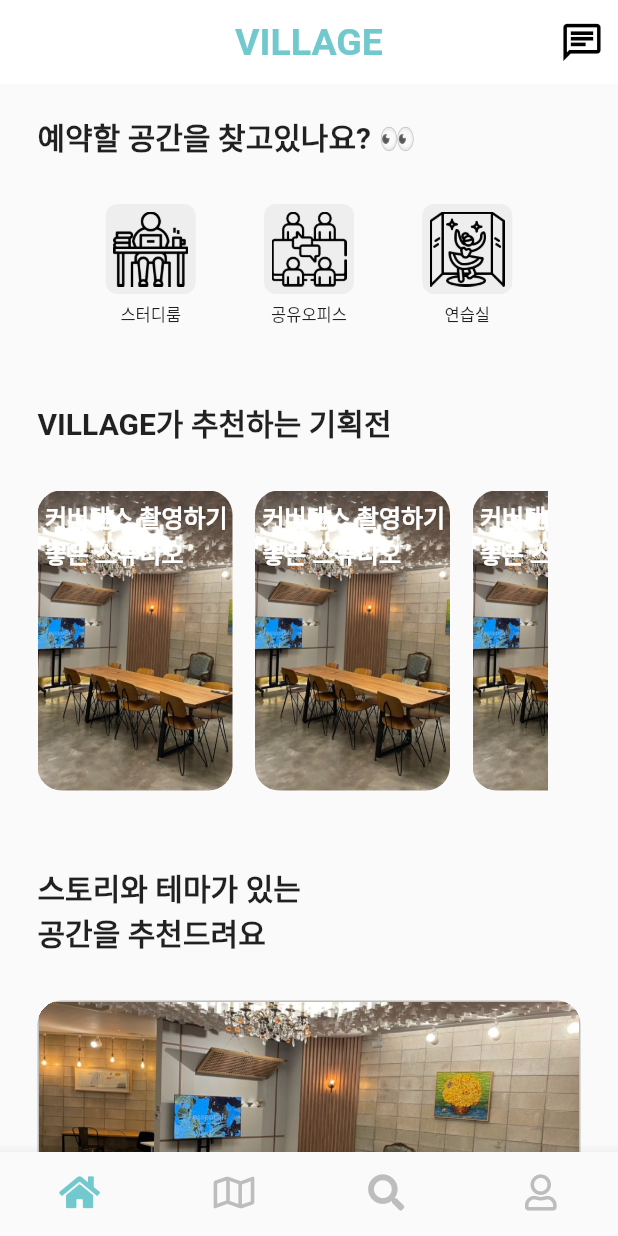
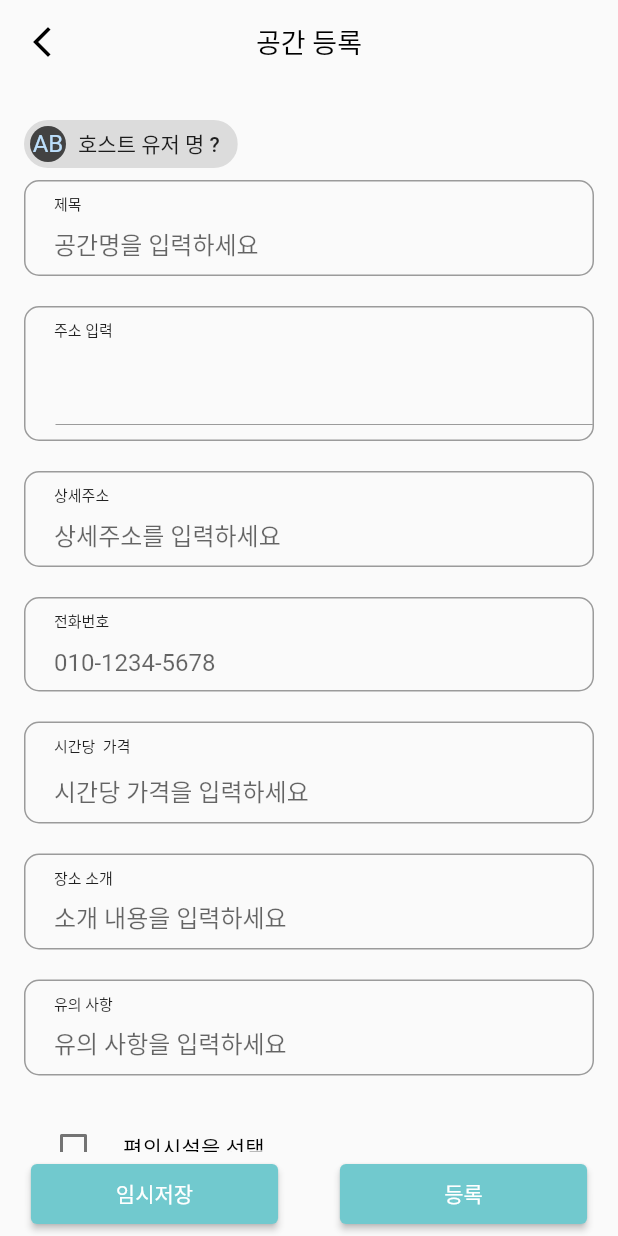
Before and after one commit to clean17/Village-Front-Project, a Flutter app: the screen it shows after launch, on a phone screen of 412 x 824 dp. Run offline on Flutter 3.47's test engine with Material 2 defaults, Android fonts, the phone set to English and light mode, and no system bars; our stand-ins replace dio, flutter_riverpod, flutter_secure_storage, font_awesome_flutter, geolocator, google_maps_flutter and 4 more; missing offline and left inert: remedi_kopo; project files that could hold a hidden picture were left out.

Commit message:
주소입력 네비게이터 + 편의시설

```diff
--- a/lib/core/constants/move.dart
+++ b/lib/core/constants/move.dart
@@ -1,19 +1,28 @@
 import 'package:flutter/material.dart';
+import 'package:village/view/pages/host/host_resister_place_page.dart';
+import 'package:village/view/pages/map/juso_search_page.dart';
 
 class Move {
+  // 주소는 임의로 이름붙이는 것
   static String postHomePage = "/post/home";
   static String postWritePage = "/post/write";
   static String joinPage = "/join";
   static String loginPage = "/login";
   static String userDetailPage = "/user/detail";
+  static String jusoSearchPage = "/juso";
+  static String hostResitserPlacePage = "/host/resister";
 }
 
 Map<String, Widget Function(BuildContext)> getRouters() {
   return {
+    //  /주소이름: (context) => 실제페이지(),
+
     // Move.joinPage: (context) => JoinPage(),
     // Move.loginPage: (context) => LoginPage(),
     // Move.postHomePage: (context) => PostHomePage(),
     // Move.postWritePage: (context) => PostWritePage(),
     // Move.userDetailPage: (context) => const UserDetailPage(),
+    Move.jusoSearchPage: (context) => const JusoSearchPage(title: '주소검색 ? '),
+    Move.hostResitserPlacePage: (context) => const HostResisterPlacePage(),
   };
 }
--- a/lib/main.dart
+++ b/lib/main.dart
@@ -1,61 +1,13 @@
-// import 'package:flutter/material.dart';
-// import 'package:flutter_riverpod/flutter_riverpod.dart';
-// import 'package:village/view/pages/test/my_home_page.dart';
-
-// void main() {
-//   runApp(
-//     const ProviderScope(
-//       child: MyApp(),
-//     ),
-//   );
-// }
-
-// class MyApp extends StatelessWidget {
-//   const MyApp({Key? key}) : super(key: key);
-
-//   @override
-//   Widget build(BuildContext context) {
-//     return MaterialApp(
-//       theme: ThemeData(
-//           // primaryColor: Colors.white,
-//           ),
-//       debugShowCheckedModeBanner: false, // 화면에 디버그 제거
-//       home: const HomeScreen(), // 클래스 분리
-
-//       // JusoSearchPage 주소 검색페이지
-//       // JsonParse() http get요청 연습
-//       // home: Scaffold(
-//       //   body: Container(
-//       //     child: const PlaceDetailPage(),
-//       //   ),
-//     );
-//   }
-// }
-
 import 'package:flutter/material.dart';
 
 import 'package:geolocator/geolocator.dart';
-import 'package:village/view/pages/map/map_nearby_place_page.dart';
 import 'package:flutter_riverpod/flutter_riverpod.dart';
-import 'package:village/view/pages/place/place_category_page.dart';
-import 'package:village/view/pages/main/home_page/home_page.dart';
-import 'package:village/view/pages/place/place_detail_page.dart';
-import 'package:village/view/pages/review/review_write_page.dart';
-import 'package:village/view/pages/chat/chat_room_page.dart';
-import 'package:village/view/pages/common/oauth_page/oauth_page.dart';
-import 'package:village/view/pages/common/join_page/join_page.dart';
-import 'package:village/view/pages/common/login_page/login_page.dart';
-import 'package:village/view/pages/common/oauth_page/oauth_page.dart';
-import 'package:village/view/pages/common/splash_page/splash_page.dart';
-import 'package:village/view/pages/main/main_page/main_page.dart';
-import 'package:village/view/pages/user/my_host_apply_page/my_host_apply_page.dart';
-import 'package:village/view/pages/user/my_info_update_page/my_info_update_page.dart';
-import 'package:village/view/pages/user/my_page/my_page.dart';
-import 'package:village/view/pages/user/my_reservation_page/my_reservation_page.dart';
-import 'package:village/view/pages/user/my_scrap_page/my_scrap_page.dart';
-import 'view/pages/common/notice_page/notice_page.dart';
-import 'view/pages/user/my_tel_authorize_page/my_tel_authorize_page.dart';
 import 'package:village/view/pages/host/host_place_resister_page.dart';
+import 'package:village/core/constants/move.dart';
+import 'package:village/model/user/user_repository.dart';
+import 'package:village/provider/session_provider.dart';
+
+GlobalKey<NavigatorState> navigatorKey = GlobalKey<NavigatorState>();
 
 void main() async {
   WidgetsFlutterBinding.ensureInitialized();
@@ -63,20 +15,29 @@ void main() async {
   if (status == LocationPermission.denied) {
     await Geolocator.requestPermission();
   }
-  runApp(const MyApp());
+
+  SessionUser sessionUser = await UserRepository().fetchJwtVerify();
+
+  runApp(
+    ProviderScope(
+      overrides: [sessionProvider.overrideWithValue(sessionUser)],
+      child: const MyApp(),
+    ),
+  );
 }
 
-class MyApp extends StatelessWidget {
+class MyApp extends ConsumerWidget {
   const MyApp({super.key});
 
   @override
-  Widget build(BuildContext context) {
+  Widget build(BuildContext context, WidgetRef ref) {
+    // navigatorKey.currentContext; 글로벌키를 이용하면 컨텍스트 어디서든 접근
+    SessionUser sessionUser = ref.read(sessionProvider);
     return MaterialApp(
-      theme: ThemeData(
-          // primaryColor: Colors.white,
-          ),
-      debugShowCheckedModeBanner: false, // 화면에 디버그 제거
-      home: const MainPage(), // 클래스 분리
+      navigatorKey: navigatorKey,
+      debugShowCheckedModeBanner: false,
+      initialRoute: Move.hostResitserPlacePage,
+      routes: getRouters(),
     );
   }
 }
--- a/lib/view/pages/host/host_place_resister_page.dart
+++ b/lib/view/pages/host/host_resister_place_page.dart
@@ -3,14 +3,16 @@ import 'dart:io';
 import 'package:flutter/material.dart';
 import 'package:village/core/constants/color.dart';
 import 'package:village/core/constants/style.dart';
+import 'package:village/view/pages/host/widgets/num_form_field.dart';
+import 'package:village/view/pages/map/juso_search_page.dart';
 import 'package:village/view/widgets/bottom_button.dart';
-import 'package:village/view/pages/host/widgets/address_form_field.dart';
 import 'package:village/view/pages/host/widgets/common_form_field.dart';
 import 'package:village/view/pages/host/widgets/hashtag-form-field.dart';
 import 'package:village/view/pages/host/widgets/image_input_box.dart';
 import 'package:village/view/pages/host/widgets/people_picker.dart';
 import 'package:village/view/pages/host/widgets/place_time_picker.dart';
 import 'package:village/view/pages/host/widgets/tel_form_field.dart';
+import 'package:village/view/widgets/facility_table.dart';
 import 'package:village/view/widgets/resister_appbar.dart';
 
 const double _kItemExtent = 32.0;
@@ -23,14 +25,14 @@ const List<String> _fruitNames = <String>[
   'Strawberry',
 ];
 
-class HostPlaceResisterPage extends StatefulWidget {
-  const HostPlaceResisterPage({super.key});
+class HostResisterPlacePage extends StatefulWidget {
+  const HostResisterPlacePage({super.key});
 
   @override
-  State<HostPlaceResisterPage> createState() => _HostPlaceResisterPageState();
+  State<HostResisterPlacePage> createState() => _HostResisterPlacePageState();
 }
 
-class _HostPlaceResisterPageState extends State<HostPlaceResisterPage> {
+class _HostResisterPlacePageState extends State<HostResisterPlacePage> {
   bool _isButton1Pressed = false;
   bool _isButton2Pressed = false;
   bool _isButton3Pressed = false;
@@ -69,29 +71,21 @@ class _HostPlaceResisterPageState extends State<HostPlaceResisterPage> {
                 ),
               ),
               const CommonFormField(hintText: '공간명을 입력하세요', prefixText: '제목'),
-              // const CustomElevatedButton(
-              //   text: '주소입력',
-              //   color: kAccentColor,
-              // ),
-              GestureDetector(
-                  onTap: () {
-                    // 주소 api 열기
-                  },
-                  child: const AddressFormField(
-                      hintText: '주소를 입력하세요', prefixText: '주소')),
+              const JusoSearchPage(title: 'zzz'),
+              const CommonFormField(
+                  hintText: '상세주소를 입력하세요', prefixText: '상세주소'),
               const TelFormField(hintText: '010-1234-5678', prefixText: '전화번호'),
-              const CommonFormField(
+              const NumFormField(
                   hintText: '시간당 가격을 입력하세요', prefixText: '시간당  가격'),
-
-              // CupertinoPickerApp(),
               const CommonFormField(
                   hintText: '소개 내용을 입력하세요', prefixText: '장소 소개'),
               const CommonFormField(
                   hintText: '유의 사항을 입력하세요', prefixText: '유의 사항'),
-              const CommonFormField(
-                  hintText: '선택지를 만들어서 클릭할수 있게', prefixText: '편의 시설'),
+              // const CommonFormField(
+              //     hintText: '선택지를 만들어서 클릭할수 있게', prefixText: '편의 시설'),
+              const FacilityTable(),
               const HashtagFormField(
-                  hintText: '#해시태그를 입력하고 , 로 구분하세요', prefixText: '해시태그'),
+                  hintText: '해시태그를 입력하세요', prefixText: '해시태그'),
               const ImageInputBox(),
               const Align(
                   alignment: Alignment.centerLeft,
--- /dev/null
+++ b/lib/view/pages/host/widgets/num_form_field.dart
@@ -0,0 +1,72 @@
+import 'package:flutter/material.dart';
+import 'package:flutter/services.dart';
+
+class NumFormField extends StatefulWidget {
+  const NumFormField({
+    super.key,
+    required this.hintText,
+    required this.prefixText,
+  });
+
+  final hintText;
+  final prefixText;
+
+  @override
+  _NumFormFieldState createState() => _NumFormFieldState();
+}
+
+class _NumFormFieldState extends State<NumFormField> {
+  final _phoneNumberController = TextEditingController();
+  late String hintText;
+  late String prefixText;
+
+  @override
+  void initState() {
+    super.initState();
+    hintText = widget.hintText;
+    prefixText = widget.prefixText;
+  }
+
+  @override
+  Widget build(BuildContext context) {
+    return Padding(
+      padding: const EdgeInsets.only(bottom: 20),
+      child: Stack(
+        children: [
+          TextFormField(
+            controller: _phoneNumberController,
+            keyboardType: TextInputType.phone,
+            inputFormatters: <TextInputFormatter>[
+              FilteringTextInputFormatter.digitsOnly,
+            ],
+            textAlignVertical: TextAlignVertical.bottom,
+            decoration: InputDecoration(
+              // 인풋과 박스의| 차이는 ?
+              contentPadding:
+                  const EdgeInsets.only(top: 34, left: 20, bottom: 10),
+              hintText: hintText,
+              border: OutlineInputBorder(
+                borderRadius: BorderRadius.circular(10),
+              ),
+              focusedBorder: OutlineInputBorder(
+                borderRadius: BorderRadius.circular(10),
+                borderSide: const BorderSide(
+                  color: Colors.black,
+                  width: 2,
+                ),
+              ),
+            ),
+          ),
+          Positioned(
+            top: 8,
+            left: 20,
+            child: Text(
+              prefixText,
+              style: const TextStyle(fontSize: 10),
+            ),
+          )
+        ],
+      ),
+    );
+  }
+}
--- a/lib/view/pages/map/juso_search_page.dart
+++ b/lib/view/pages/map/juso_search_page.dart
@@ -17,25 +17,27 @@ class _JusoSearchPageState extends State<JusoSearchPage> {
 
   @override
   Widget build(BuildContext context) {
-    return Scaffold(
-      appBar: AppBar(
-        title: Text(widget.title),
-      ),
-      body: SafeArea(
-        child: Padding(
-          padding: const EdgeInsets.only(left: 15, right: 15),
-          child: ListView(
-            children: [
-              Column(
-                crossAxisAlignment: CrossAxisAlignment.start,
-                children: [
-                  const Padding(padding: EdgeInsets.only(top: 10)),
-                  AddressText(),
-                ],
-              ),
-            ],
+    return Container(
+      margin: const EdgeInsets.only(bottom: 20),
+      child: Stack(
+        children: [
+          Container(
+            padding: const EdgeInsets.only(top: 30, left: 20, bottom: 10),
+            decoration: BoxDecoration(
+              borderRadius: BorderRadius.circular(10),
+              border: Border.all(width: 1, color: Colors.black38),
+            ),
+            child: AddressText(),
           ),
-        ),
+          const Positioned(
+            top: 8,
+            left: 20,
+            child: Text(
+              '주소 입력',
+              style: TextStyle(fontSize: 10),
+            ),
+          )
+        ],
       ),
     );
   }
@@ -49,15 +51,13 @@ class _JusoSearchPageState extends State<JusoSearchPage> {
       child: Column(
         crossAxisAlignment: CrossAxisAlignment.start,
         children: [
-          const Text('주소',
-              style: TextStyle(fontSize: 15, color: Colors.blueGrey)),
           TextFormField(
             enabled: false,
             decoration: const InputDecoration(
               isDense: false,
             ),
             controller: _AddressController,
-            style: const TextStyle(fontSize: 20),
+            style: const TextStyle(fontSize: 16),
           ),
         ],
       ),
--- /dev/null
+++ b/lib/view/widgets/facility_table.dart
@@ -0,0 +1,52 @@
+import 'package:flutter/material.dart';
+
+class FacilityTable extends StatefulWidget {
+  const FacilityTable({super.key});
+
+  @override
+  State<FacilityTable> createState() => _FacilityTableState();
+}
+
+class _FacilityTableState extends State<FacilityTable> {
+  static List<String> facilities = ['화장실', '편의시설 추가', '주차장'];
+  static int numItems = facilities.length;
+  List<bool> selected = List<bool>.generate(numItems, (int index) => false);
+
+  @override
+  Widget build(BuildContext context) {
+    return SizedBox(
+      width: double.infinity,
+      child: DataTable(
+        columns: const <DataColumn>[
+          DataColumn(
+            label: Text('편의시설을 선택'),
+          ),
+        ],
+        rows: List<DataRow>.generate(
+          numItems,
+          (int index) => DataRow(
+            color: MaterialStateProperty.resolveWith<Color?>(
+                (Set<MaterialState> states) {
+              // All rows will have the same selected color.
+              if (states.contains(MaterialState.selected)) {
+                return Theme.of(context).colorScheme.primary.withOpacity(0.08);
+              }
+              // Even rows will have a grey color.
+              if (index.isEven) {
+                return Colors.grey.withOpacity(0.3);
+              }
+              return null; // Use default value for other states and odd rows.
+            }),
+            cells: <DataCell>[DataCell(Text(facilities[index]))],
+            selected: selected[index],
+            onSelectChanged: (bool? value) {
+              setState(() {
+                selected[index] = value!;
+              });
+            },
+          ),
+        ),
+      ),
+    );
+  }
+}
```
Also changed, not shown: lib/view/pages/host/widgets/address_form_field.dart (+9 -21 lines).
